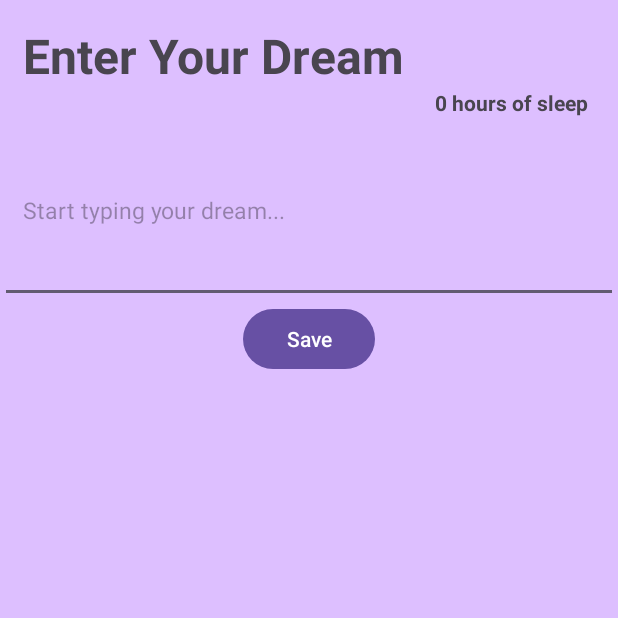
After one commit to vstarzf/SneepHackChallengeFA23, an Android app: the EditDreamActivity screen opened directly, with no data from a screen before it, on a phone screen of 412 x 824 dp, the top half of it. The commit adds this screen. Run offline under Robolectric (Android 15) with nearby library versions, the phone set to English and light mode, and no system bars.

Commit message:
added functionality to add new dream entry

```diff
--- a/app/src/main/AndroidManifest.xml
+++ b/app/src/main/AndroidManifest.xml
@@ -13,6 +13,9 @@
         android:theme="@style/Theme.DreamSleepApp"
         tools:targetApi="31">
         <activity
+            android:name=".EditDreamActivity"
+            android:exported="false" />
+        <activity
             android:name=".MainActivity"
             android:exported="true">
             <intent-filter>
--- /dev/null
+++ b/app/src/main/java/com/example/dreamsleepapp/EditDreamActivity.kt
@@ -0,0 +1,28 @@
+package com.example.dreamsleepapp
+
+import android.app.Activity
+import android.content.Intent
+import androidx.appcompat.app.AppCompatActivity
+import android.os.Bundle
+import android.widget.Button
+import android.widget.EditText
+import android.widget.TextView
+
+class EditDreamActivity : AppCompatActivity() {
+    override fun onCreate(savedInstanceState: Bundle?) {
+        super.onCreate(savedInstanceState)
+        setContentView(R.layout.activity_edit_dream)
+        val dreamDetails = findViewById<EditText>(R.id.editDreamText)
+        val saveButton = findViewById<Button>(R.id.saveButton)
+        val sleepDate = findViewById<TextView>(R.id.sleepDate)
+        val sleepHours = findViewById<TextView>(R.id.sleepHours)
+        sleepDate.text = intent.getStringExtra("sleep date")
+        sleepHours.text = (intent.getIntExtra("sleep hours", 0)).toString() + " hours of sleep"
+        saveButton.setOnClickListener {
+            val resultIntent = Intent()
+            resultIntent.putExtra("dream details", dreamDetails.text.toString())
+            setResult(Activity.RESULT_OK, resultIntent)
+            finish()
+        }
+    }
+}
--- a/app/src/main/java/com/example/dreamsleepapp/SleepAdapter.kt
+++ b/app/src/main/java/com/example/dreamsleepapp/SleepAdapter.kt
@@ -1,5 +1,7 @@
 package com.example.dreamsleepapp
 
+import android.app.Activity
+import android.content.Intent
 import android.view.LayoutInflater
 import android.view.View
 import android.view.ViewGroup
@@ -17,8 +19,20 @@ class SleepAdapter (private val dataSet:List<Sleep>) : RecyclerView.Adapter<Slee
     }
 
     override fun onBindViewHolder(holder: SleepAdapter.ViewHolder, position: Int) {
+        val sleep = dataSet[position]
         holder.date.text = dataSet[position].date
         holder.hrsSlept.text = dataSet[position].hrs.toString()
+        holder.itemView.setOnClickListener {
+
+            val context = holder.itemView.context
+            val intent = Intent(context, EditDreamActivity::class.java)
+
+            intent.putExtra("sleep date", sleep.date)
+            intent.putExtra("sleep hours", sleep.hrs)
+
+            context.startActivity(intent)
+        }
+
 
     }
 
--- /dev/null
+++ b/app/src/main/res/layout/activity_edit_dream.xml
@@ -0,0 +1,65 @@
+<?xml version="1.0" encoding="utf-8"?>
+<androidx.constraintlayout.widget.ConstraintLayout xmlns:android="http://schemas.android.com/apk/res/android"
+    xmlns:app="http://schemas.android.com/apk/res-auto"
+    xmlns:tools="http://schemas.android.com/tools"
+    android:layout_width="match_parent"
+    android:layout_height="match_parent"
+    android:background="@color/lightPurple"
+    tools:context=".EditDreamActivity">
+
+    <TextView
+        android:id="@+id/enterHeading"
+        android:layout_width="wrap_content"
+        android:layout_height="wrap_content"
+        android:textSize="32dp"
+        android:paddingLeft="15dp"
+        android:paddingTop = "15dp"
+        android:textStyle="bold"
+        android:text="Enter Your Dream"
+        app:layout_constraintStart_toStartOf="parent"
+        app:layout_constraintTop_toTopOf="parent" />
+    <EditText
+        android:id="@+id/editDreamText"
+        android:padding="15dp"
+        android:layout_width="match_parent"
+        android:layout_height="wrap_content"
+        android:lines="10"
+        android:minLines="5"
+        android:textSize="15dp"
+        android:hint="Start typing your dream..."
+        app:layout_constraintTop_toBottomOf="@id/sleepDate"
+        app:layout_constraintStart_toStartOf="parent"
+        android:maxLines="15" />
+
+    <Button
+        android:id="@+id/saveButton"
+        android:layout_width="wrap_content"
+        android:layout_height="wrap_content"
+
+        android:text="Save"
+        app:layout_constraintTop_toBottomOf="@id/editDreamText"
+        app:layout_constraintEnd_toEndOf="parent"
+        app:layout_constraintStart_toStartOf="parent"
+        />
+
+    <TextView
+        android:id="@+id/sleepDate"
+        android:layout_width="wrap_content"
+        android:layout_height="wrap_content"
+        android:paddingLeft="15dp"
+        android:textStyle="bold"
+        app:layout_constraintTop_toBottomOf="@id/enterHeading"
+        app:layout_constraintStart_toStartOf="@id/enterHeading"
+        android:text="1/1/2023" />
+    <TextView
+        android:id="@+id/sleepHours"
+        android:layout_width="wrap_content"
+        android:layout_height="wrap_content"
+        android:textStyle="bold"
+        android:paddingLeft="15dp"
+        app:layout_constraintTop_toBottomOf="@id/enterHeading"
+        app:layout_constraintEnd_toEndOf="parent"
+        android:paddingRight="20dp"
+
+        android:text="9 hours" />
+</androidx.constraintlayout.widget.ConstraintLayout>
```
